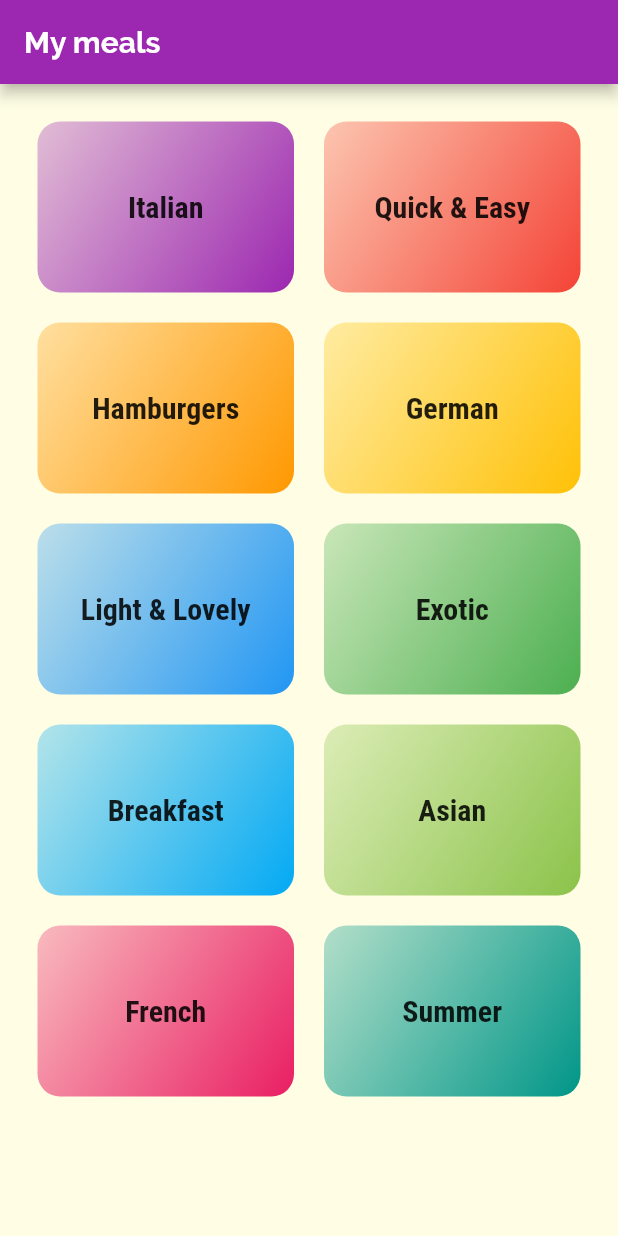
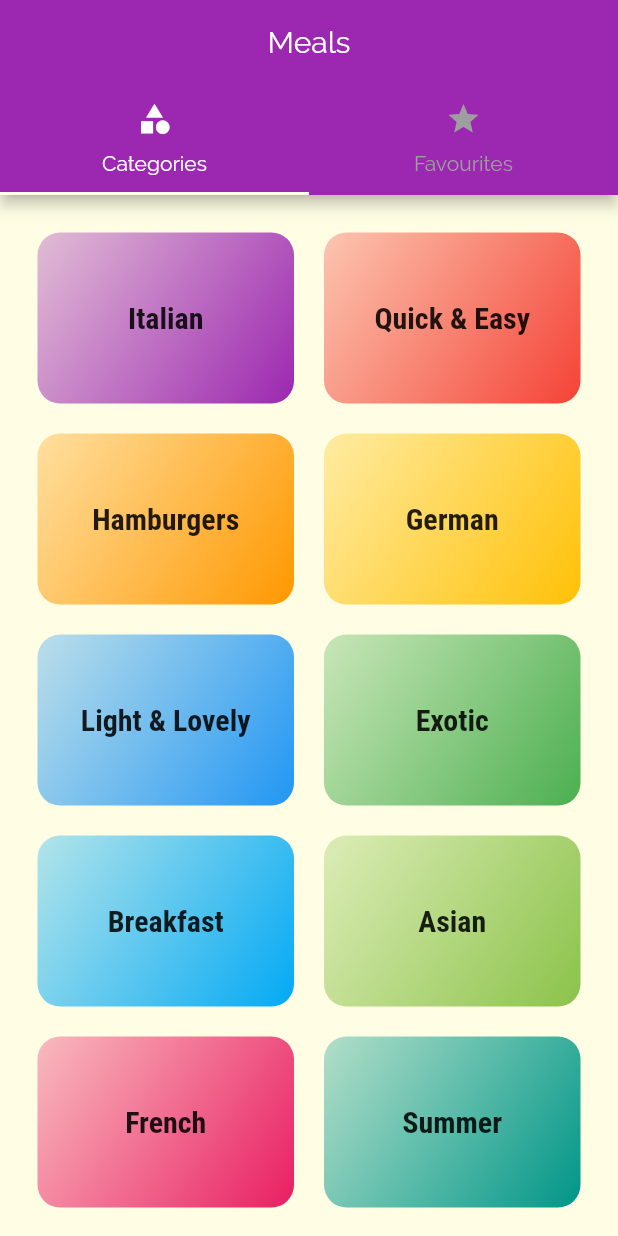
Before and after one commit to catalinvunvulea/MyMeals, a Flutter app: the screen it shows after launch, on a phone screen of 412 x 824 dp. Run offline on Flutter 3.47's test engine with Material 2 defaults, Android fonts, the phone set to English and light mode, and no system bars.

Commit message:
Adding a TabBar to the AppBar (top of the screen)

```diff
--- a/lib/Screens/categories_screen.dart
+++ b/lib/Screens/categories_screen.dart
@@ -7,14 +7,14 @@ class CategoriesScreen extends StatelessWidget {
   @override
   Widget build(BuildContext context) {
     return Scaffold(
-      appBar: AppBar(
-        title: Text(
-          'My meals',
-          style: TextStyle(
-            fontWeight: FontWeight.bold,
-          ),
-        ),
-      ),
+      // appBar: AppBar(//we have removed the appBar as the TabsScreen already has one, and it would have douplicate it
+      //   title: Text(
+      //     'My meals',
+      //     style: TextStyle(
+      //       fontWeight: FontWeight.bold,
+      //     ),
+      //   ),
+      // ),
       body: GridView( //=collection view
         padding: const EdgeInsets.all(25),
         children: DUMMY_CATEGORIES.map((catData) {
--- /dev/null
+++ b/lib/Screens/favourites_screen.dart
@@ -0,0 +1,10 @@
+import 'package:flutter/material.dart';
+
+class FavouritesScreen extends StatelessWidget {
+  const FavouritesScreen({Key key}) : super(key: key);
+
+  @override
+  Widget build(BuildContext context) {
+    return Center(child: Text('Favourite screen'),);
+  }
+}
--- /dev/null
+++ b/lib/Screens/tabs_screen.dart
@@ -0,0 +1,47 @@
+import 'package:flutter/material.dart';
+
+import './favourites_screen.dart';
+import './categories_screen.dart';
+
+class TabsScreen extends StatefulWidget {
+  TabsScreen({Key key}) : super(key: key);
+
+  @override
+  _TabsScreenState createState() => _TabsScreenState();
+}
+
+class _TabsScreenState extends State<TabsScreen> {
+  @override
+  Widget build(BuildContext context) {
+    return DefaultTabController(
+      length: 2,
+      initialIndex: 0, // which tab to be selected first
+      child: Scaffold(
+        appBar: AppBar(
+          title: Center(child: Text('Meals')),
+          bottom: TabBar(
+            indicatorColor: Colors.yellow[50], // color of the line under the TabBar
+            labelColor: Colors.white,
+            unselectedLabelColor: Colors.grey,
+            tabs: <Widget>[
+              Tab(
+                icon: Icon(Icons.category),
+                text: 'Categories',
+              ),
+              Tab(
+                icon: Icon(Icons.star),
+                text: 'Favourites',
+              )
+            ],
+          ),
+        ),
+        body: TabBarView(
+          children: <Widget>[
+            //need to add as many widgets as we have tabs (in this case 2)
+            CategoriesScreen(), FavouritesScreen(),
+          ],
+        ),
+      ),
+    );
+  }
+}
--- a/lib/main.dart
+++ b/lib/main.dart
@@ -1,8 +1,10 @@
+
 import 'package:flutter/material.dart';
 
 import './Screens/category_meals_screen.dart';
 import './Screens/categories_screen.dart';
 import './Screens/meal_detail_screen.dart';
+import './Screens/tabs_screen.dart';
 
 void main() {
   runApp(MyApp());
@@ -32,7 +34,7 @@ class MyApp extends StatelessWidget {
               ),
             ),
       ),
-      home: CategoriesScreen(),
+      home: TabsScreen(),
       //instead of using home: ScreenWidget we can delete home and use a route as: '/': (ctx) =>ScreenWidget()
       routes: {
         //create a route for each screen (an identifier)
```
Also changed, not shown: lib/Screens/category_meals_screen.dart (line endings or trailing spaces).
